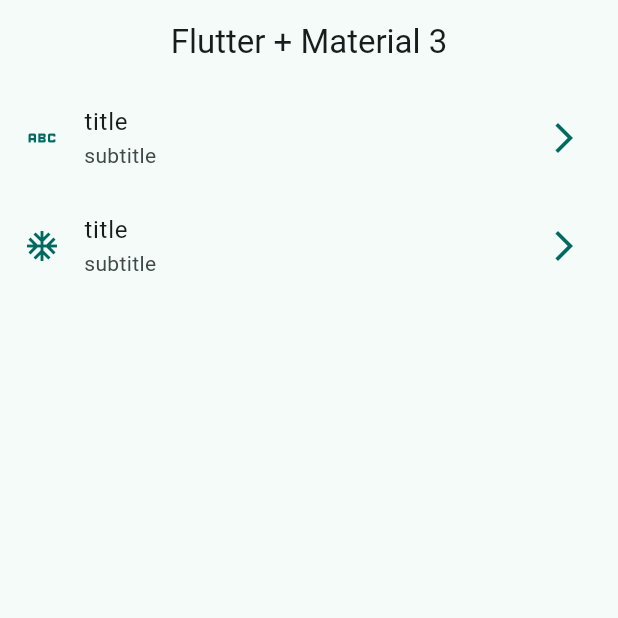
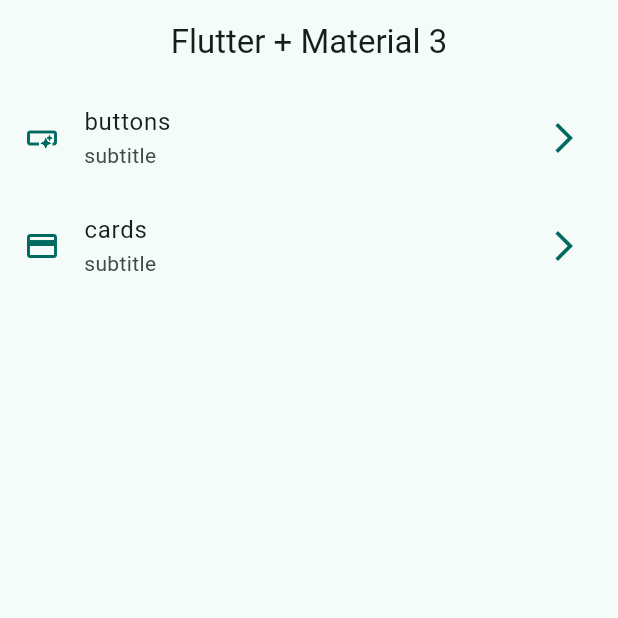
Before and after one commit to sergioIbz/widgets, a Flutter app: the screen it shows after launch, on a phone screen of 412 x 824 dp, the top half of it. Run offline on Flutter 3.47's test engine with Material 2 defaults, Android fonts, the phone set to English and light mode, and no system bars; our stand-ins replace go_router.

Commit message:
go router

```diff
--- /dev/null
+++ b/lib/config/router/app_router.dart
@@ -0,0 +1,25 @@
+import 'package:go_router/go_router.dart';
+import '../../presentation/screens/screens.dart';
+
+
+
+
+
+
+final appRouter = GoRouter(
+  initialLocation: '/',
+  routes: [
+    GoRoute(
+      path: '/',
+      builder: (context, state) => const HomeScreen(),
+    ),
+    GoRoute(
+      path: '/cards',
+      builder: (context, state) => const CardsScreen(),
+    ),
+    GoRoute(
+      path: '/buttons',
+      builder: (context, state) => const ButtonsScreen(),
+    ),
+  ],
+);
--- a/lib/main.dart
+++ b/lib/main.dart
@@ -1,20 +1,22 @@
-
 import 'package:flutter/material.dart';
+import 'package:widgets/config/router/app_router.dart';
 import 'package:widgets/config/theme/app_theme.dart';
-import 'package:widgets/presentation/screens/home/home_screen.dart';
-
-void main() => runApp(const MyApp());
+import 'package:go_router/go_router.dart';
+void main() {
+  GoRouter.optionURLReflectsImperativeAPIs = true;
+  runApp(const MyApp());
+}
 
 class MyApp extends StatelessWidget {
   const MyApp({super.key});
 
   @override
   Widget build(BuildContext context) {
-    return MaterialApp(
+    return MaterialApp.router(
       debugShowCheckedModeBanner: false,
       theme: AppTheme(selectedColor: 8).getTheme(),
       title: 'widgets',
-      home: const HomeScreen(),
+      routerConfig: appRouter,
     );
   }
 }
--- a/lib/menu/menu_items.dart
+++ b/lib/menu/menu_items.dart
@@ -16,15 +16,15 @@ class MenuItems {
 
 const listMenuItemes = <MenuItems>[
   MenuItems(
-    title: 'title',
+    title: 'buttons',
     subTitle: 'subtitle',
-    link: '/',
-    icon: Icons.abc,
+    link: '/buttons',
+    icon: Icons.smart_button_outlined,
   ),
   MenuItems(
-    title: 'title2',
+    title: 'cards',
     subTitle: 'subtitle',
-    link: '/',
-    icon: Icons.ac_unit_outlined,
+    link: '/cards',
+    icon: Icons.credit_card,
   ),
 ];
--- a/lib/presentation/screens/home/home_screen.dart
+++ b/lib/presentation/screens/home/home_screen.dart
@@ -1,4 +1,5 @@
 import 'package:flutter/material.dart';
+import 'package:go_router/go_router.dart';
 
 import '../../../menu/menu_items.dart';
 
@@ -36,7 +37,7 @@ class _CustomListTitle extends StatelessWidget {
   Widget build(BuildContext context) {
     final theme = Theme.of(context).colorScheme;
     return ListTile(
-      title: Text(listMenuItemes[0].title),
+      title: Text(listMenuItemes[index].title),
       subtitle: Text(listMenuItemes[index].subTitle),
       leading: Icon(
         listMenuItemes[index].icon,
@@ -47,7 +48,7 @@ class _CustomListTitle extends StatelessWidget {
         color: theme.primary,
       ),
       onTap: ()=>{
-        //TODO: navegar a otras pantallas
+      context.push(listMenuItemes[index].link)
       },
     );
   }
--- /dev/null
+++ b/lib/presentation/screens/screens.dart
@@ -0,0 +1,3 @@
+export 'package:widgets/presentation/screens/buttons/buttons_screen.dart';
+export 'package:widgets/presentation/screens/cards/cards_screen.dart';
+export 'package:widgets/presentation/screens/home/home_screen.dart';
```
Also changed, not shown: lib/presentation/screens/buttons/buttons_screen.dart (added, +15 -0 lines), lib/presentation/screens/cards/cards_screen.dart (added, +15 -0 lines), pubspec.yaml (+3 -17 lines), pubspec.lock.
